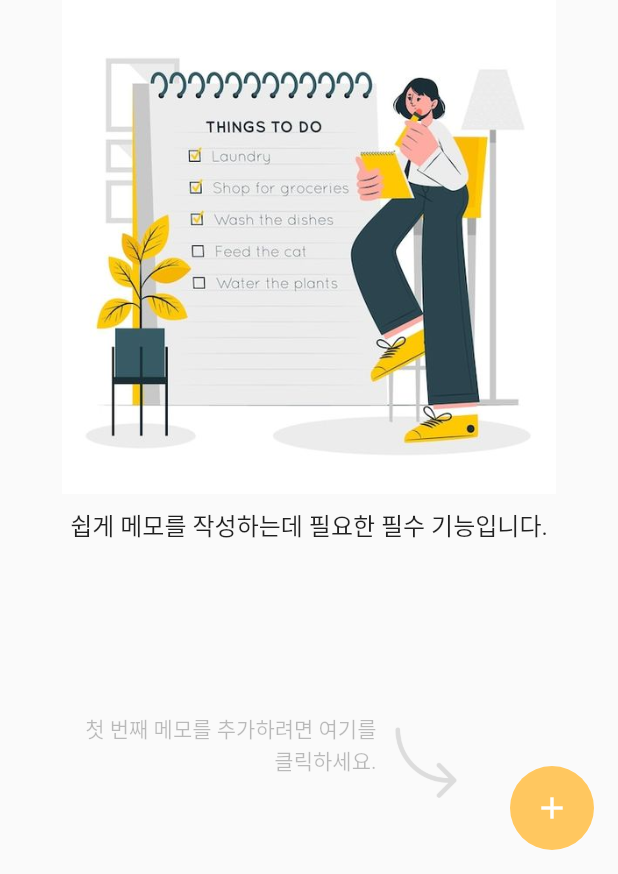
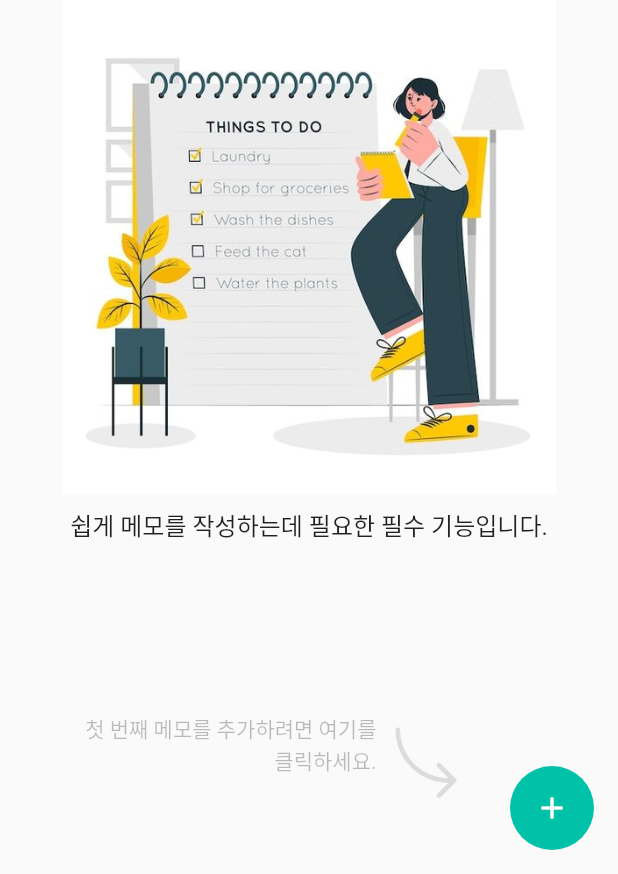
Before and after one commit to irissooa/flutter_memo, a Flutter app: the screen it shows after launch, on a phone screen of 412 x 824 dp, the part 362-1236 px from its top. Run offline on Flutter 3.47's test engine with Material 2 defaults, Android fonts, the phone set to English and light mode, and no system bars; our stand-ins replace flutter_svg, sqflite, sqflite_common_ffi; accounts and stored records are empty.

Commit message:
[fix] 색상 변경

```diff
--- a/lib/screens/homepage/components/single_note.dart
+++ b/lib/screens/homepage/components/single_note.dart
@@ -13,8 +13,8 @@ class SingleNote extends StatelessWidget {
   final GestureTapCallback? onTap;
   const SingleNote(
       {Key? key,
-      this.title = "titolo",
-      this.content = "contenuto",
+      this.title = "제목",
+      this.content = "내용",
       this.color = 0,
       this.onTap,
       required this.id,
--- a/lib/screens/homepage/homepage_screen.dart
+++ b/lib/screens/homepage/homepage_screen.dart
@@ -51,7 +51,7 @@ class _HomePageScreenState extends State<HomePageScreen> {
           ),
         ),
         floatingActionButton: FloatingActionButton(
-          backgroundColor: kYellow,
+          backgroundColor: kGreen,
           elevation: 0,
           child: const Icon(Icons.add),
           onPressed: () async {
```
Also changed, not shown: lib/screens/edit_add_note_screen/edit_add_note_screen.dart (+10 -1 lines).
